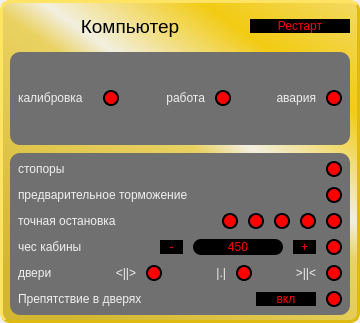
This is interfaces/sensors.ui in ZalmanHack/Elevator as Qt 5 draws it before an edit. The edited form follows.
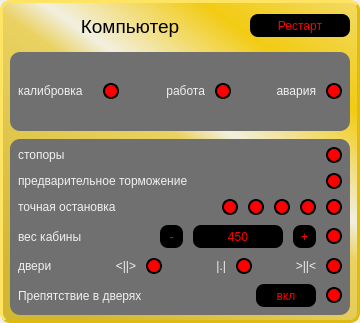
This is the edited form.

Patch:
```diff
--- a/interfaces/sensors.ui
+++ b/interfaces/sensors.ui
@@ -124,13 +124,13 @@
           <property name="minimumSize">
            <size>
             <width>23</width>
-            <height>0</height>
+            <height>23</height>
            </size>
           </property>
           <property name="maximumSize">
            <size>
             <width>100</width>
-            <height>16777215</height>
+            <height>23</height>
            </size>
           </property>
           <property name="cursor">
@@ -598,7 +598,7 @@
 	color: rgb(240, 240, 240);</string>
              </property>
              <property name="text">
-              <string>чес кабины</string>
+              <string>вес кабины</string>
              </property>
             </widget>
            </item>
@@ -607,13 +607,13 @@
              <property name="minimumSize">
               <size>
                <width>23</width>
-               <height>0</height>
+               <height>23</height>
               </size>
              </property>
              <property name="maximumSize">
               <size>
                <width>23</width>
-               <height>16777215</height>
+               <height>23</height>
               </size>
              </property>
              <property name="cursor">
@@ -671,13 +671,13 @@
              <property name="minimumSize">
               <size>
                <width>23</width>
-               <height>0</height>
+               <height>23</height>
               </size>
              </property>
              <property name="maximumSize">
               <size>
                <width>23</width>
-               <height>16777215</height>
+               <height>23</height>
               </size>
              </property>
              <property name="cursor">
@@ -895,13 +895,13 @@
              <property name="minimumSize">
               <size>
                <width>60</width>
-               <height>0</height>
+               <height>23</height>
               </size>
              </property>
              <property name="maximumSize">
               <size>
                <width>60</width>
-               <height>16777215</height>
+               <height>23</height>
               </size>
              </property>
              <property name="cursor">
```
Left out of the diff: 20 changed lines with no effect on the pictures.
